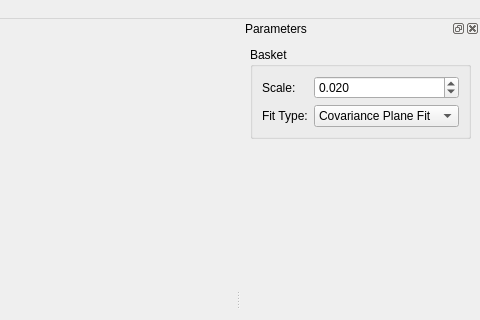
This is examples/Grenaille/glviewer/mainwindow.ui in kabukunz/patate as Qt 5 draws it before an edit; both pictures show x 320 to 800 and y 0 to 320 of the 800 by 600 pixel window. The edited form follows.
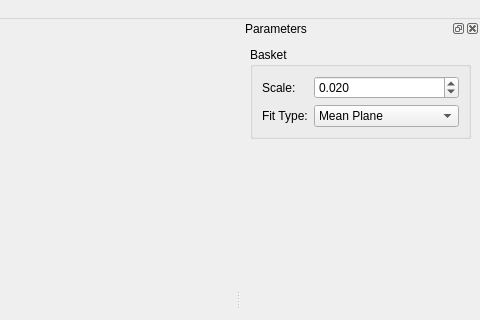
This is the edited form. Custom widgets are drawn as their Qt base class.

Commit message: Extend demo to recently added primitive types (MeanPlane + MongePatch)

Patch:
```diff
--- a/examples/Grenaille/glviewer/mainwindow.ui
+++ b/examples/Grenaille/glviewer/mainwindow.ui
@@ -49,6 +49,11 @@
        <layout class="QGridLayout" name="gridLayout">
         <item row="1" column="1">
          <widget class="QComboBox" name="_paramBasketType">
+          <item>
+           <property name="text">
+            <string>Mean Plane</string>
+           </property>
+          </item>
           <item>
            <property name="text">
             <string>Covariance Plane Fit</string>
```
Left out of the diff: 7 changed lines with no effect on the pictures. The commit also changes 2 other files.
